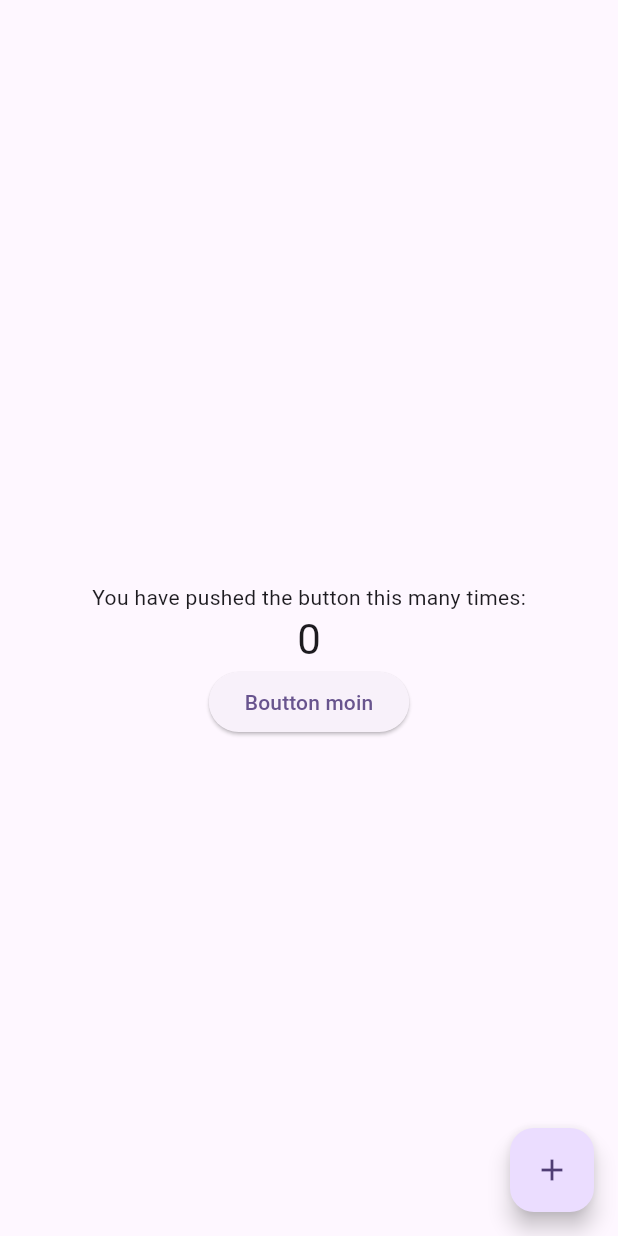
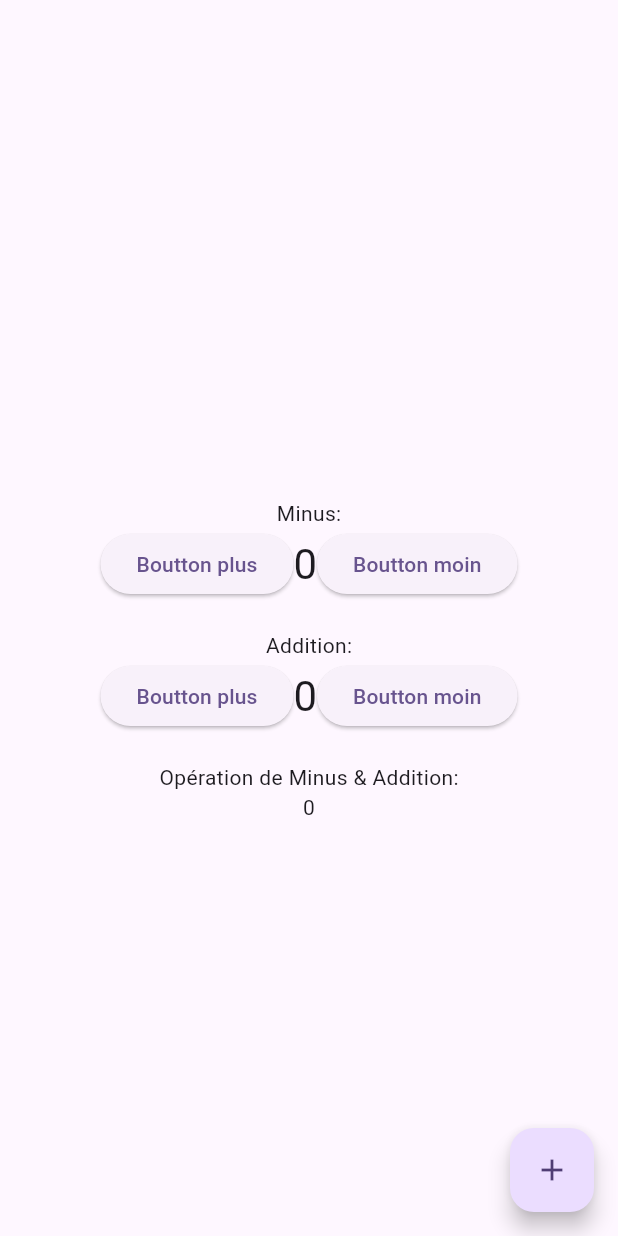
Before and after one commit to ALLAGBE1/Projet_Riverpod, a Flutter app: the screen it shows after launch, on a phone screen of 412 x 824 dp. Run offline on Flutter 3.47's test engine with Material 3 defaults, Android fonts, the phone set to English and light mode, and no system bars; our stand-ins replace flutter_riverpod, gap.

Commit message:
Addition

```diff
--- a/lib/main.dart
+++ b/lib/main.dart
@@ -1,5 +1,6 @@
 import 'package:flutter/material.dart';
 import 'package:flutter_riverpod/flutter_riverpod.dart';
+import 'package:gap/gap.dart';
 import 'package:projet_riverpod/counterNotifier.dart';
 
 void main() {
@@ -35,13 +36,21 @@
           mainAxisAlignment: MainAxisAlignment.center,
           children: <Widget>[
             const Text(
-              'You have pushed the button this many times:',
+              'Minus:',
             ),
+            Row(
+              mainAxisAlignment: MainAxisAlignment.center,
+              children: [
+                ElevatedButton(
+                    onPressed: () {
+                      ref.read(counterNotifierProvider.notifier).increment();
+                    },
+                    child: const Text("Boutton plus")),
                 Consumer(
                   builder: (context, ref, _) {
-                final counter = ref.watch(counterNotifierProvider);
+                    final minus = ref.watch(counterNotifierProvider);
                     return Text(
-                  '$counter',
+                      '$minus',
                       style: Theme.of(context).textTheme.headlineMedium,
                     );
                   },
@@ -50,13 +59,53 @@
                     onPressed: () {
                       ref.read(counterNotifierProvider.notifier).decrement();
                     },
-                child: const Text("Boutton moin"))
+                    child: const Text("Boutton moin")),
+              ],
+            ),
+            const Gap(20),
+            const Text(
+              'Addition:',
+            ),
+            Row(
+              mainAxisAlignment: MainAxisAlignment.center,
+              children: [
+                ElevatedButton(
+                    onPressed: () {
+                      ref.read(counterNotifierProvider2.notifier).increment2();
+                    },
+                    child: const Text("Boutton plus")),
+                Consumer(
+                  builder: (context, ref, _) {
+                    final addition = ref.watch(counterNotifierProvider2);
+                    return Text(
+                      '$addition',
+                      style: Theme.of(context).textTheme.headlineMedium,
+                    );
+                  },
+                ),
+                ElevatedButton(
+                    onPressed: () {
+                      ref.read(counterNotifierProvider2.notifier).decrement2();
+                    },
+                    child: const Text("Boutton moin")),
+              ],
+            ),
+            const Gap(20),
+            const Text(
+              'Opération de Minus & Addition:',
+            ),
+            Consumer(builder: (context, ref, _) {
+              final minus = ref.watch(counterNotifierProvider);
+              final addition = ref.watch(counterNotifierProvider2);
+              final add = minus + addition;
+              return Text("$add");
+            })
           ],
         ),
       ),
       floatingActionButton: FloatingActionButton(
         onPressed: () {
-          ref.read(counterNotifierProvider.notifier).increment();
+          ref.read(counterNotifierProvider2.notifier).increment2();
         },
         tooltip: 'Increment',
         child: const Icon(Icons.add),
--- a/pubspec.yaml
+++ b/pubspec.yaml
@@ -37,6 +37,7 @@ dependencies:
   cupertino_icons: ^1.0.2
   riverpod: ^2.5.0
   flutter_riverpod: ^2.4.10
+  gap: ^3.0.1
 
 dev_dependencies:
   flutter_test:
```
Also changed, not shown: lib/counterNotifier.dart (+17 -0 lines), pubspec.lock. Lines whose indentation alone changed are shown as unchanged.
